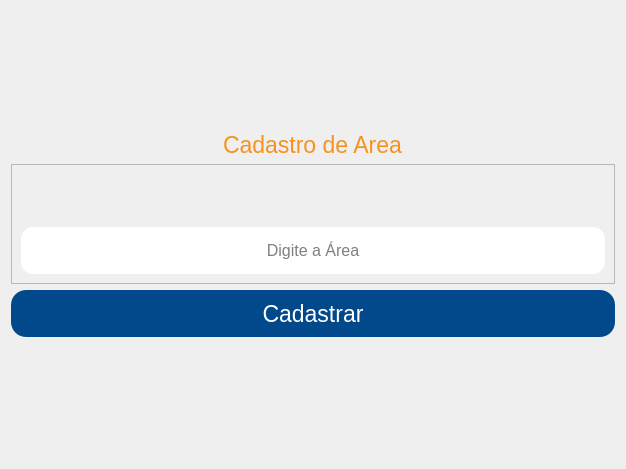
Senac-SOR-ADS/Mapa-de-Sala, file App/view/ui/cadastroArea.ui: the form before one commit.
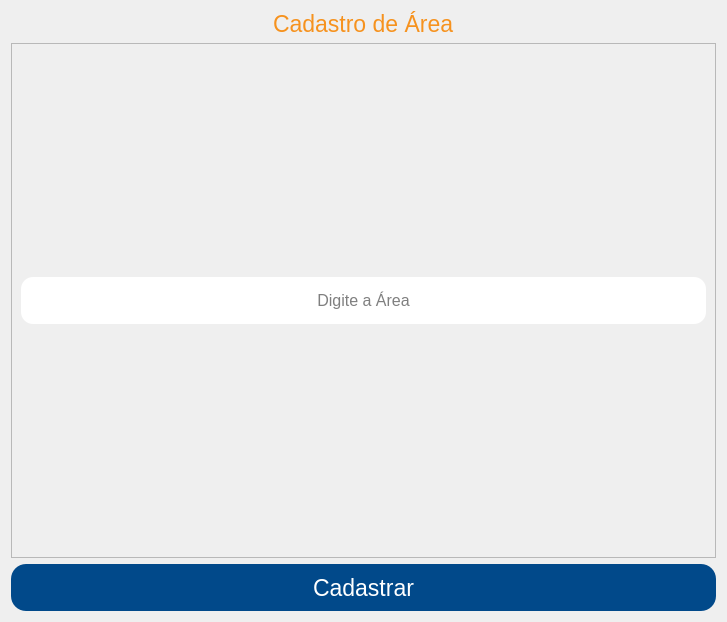
The form after the commit.

Commit message:
alteração nos layouts
novo padrão adicionado às telas para seguirem uma ordem ao serem estilizadas

Diff of the .ui file:
```diff
--- a/App/view/ui/cadastroArea.ui
+++ b/App/view/ui/cadastroArea.ui
@@ -6,10 +6,28 @@
    <rect>
     <x>0</x>
     <y>0</y>
-    <width>626</width>
-    <height>469</height>
+    <width>727</width>
+    <height>622</height>
    </rect>
   </property>
+  <property name="sizePolicy">
+   <sizepolicy hsizetype="Fixed" vsizetype="Fixed">
+    <horstretch>0</horstretch>
+    <verstretch>0</verstretch>
+   </sizepolicy>
+  </property>
+  <property name="minimumSize">
+   <size>
+    <width>727</width>
+    <height>622</height>
+   </size>
+  </property>
+  <property name="maximumSize">
+   <size>
+    <width>727</width>
+    <height>622</height>
+   </size>
+  </property>
   <property name="windowTitle">
    <string>Form</string>
   </property>
@@ -42,37 +60,22 @@
 }</string>
   </property>
   <layout class="QVBoxLayout" name="verticalLayout_2">
-   <item>
-    <spacer name="verticalSpacer">
-     <property name="orientation">
-      <enum>Qt::Vertical</enum>
-     </property>
-     <property name="sizeHint" stdset="0">
-      <size>
-       <width>20</width>
-       <height>40</height>
-      </size>
-     </property>
-    </spacer>
-   </item>
    <item alignment="Qt::AlignHCenter|Qt::AlignTop">
     <widget class="QLabel" name="titulo">
      <property name="font">
       <font>
        <pointsize>17</pointsize>
-       <weight>50</weight>
-       <bold>false</bold>
       </font>
      </property>
      <property name="text">
-      <string>Cadastro de Area</string>
+      <string>Cadastro de Área</string>
      </property>
     </widget>
    </item>
    <item>
     <widget class="QFrame" name="frame">
      <property name="sizePolicy">
-      <sizepolicy hsizetype="Preferred" vsizetype="Expanding">
+      <sizepolicy hsizetype="Expanding" vsizetype="Expanding">
        <horstretch>0</horstretch>
        <verstretch>0</verstretch>
       </sizepolicy>
@@ -84,21 +87,14 @@
       <enum>QFrame::Raised</enum>
      </property>
      <layout class="QVBoxLayout" name="verticalLayout">
-      <item>
-       <spacer name="verticalSpacer_2">
-        <property name="orientation">
-         <enum>Qt::Vertical</enum>
-        </property>
-        <property name="sizeHint" stdset="0">
-         <size>
-          <width>20</width>
-          <height>40</height>
-         </size>
-        </property>
-       </spacer>
-      </item>
       <item>
        <widget class="QLineEdit" name="cadastrarArea">
+        <property name="sizePolicy">
+         <sizepolicy hsizetype="Expanding" vsizetype="Fixed">
+          <horstretch>0</horstretch>
+          <verstretch>0</verstretch>
+         </sizepolicy>
+        </property>
         <property name="minimumSize">
          <size>
           <width>0</width>
@@ -113,9 +109,6 @@
         <property name="alignment">
          <set>Qt::AlignCenter</set>
         </property>
-        <property name="readOnly">
-         <bool>false</bool>
-        </property>
         <property name="placeholderText">
          <string>Digite a Área</string>
         </property>
@@ -126,6 +119,12 @@
    </item>
    <item>
     <widget class="QPushButton" name="btnCadastrarArea">
+     <property name="sizePolicy">
+      <sizepolicy hsizetype="Expanding" vsizetype="Fixed">
+       <horstretch>0</horstretch>
+       <verstretch>0</verstretch>
+      </sizepolicy>
+     </property>
      <property name="minimumSize">
       <size>
        <width>0</width>
@@ -142,19 +141,6 @@
      </property>
     </widget>
    </item>
-   <item>
-    <spacer name="verticalSpacer_3">
-     <property name="orientation">
-      <enum>Qt::Vertical</enum>
-     </property>
-     <property name="sizeHint" stdset="0">
-      <size>
-       <width>20</width>
-       <height>40</height>
-      </size>
-     </property>
-    </spacer>
-   </item>
   </layout>
  </widget>
  <tabstops>
```
Left out of the diff: 9 changed lines with no effect on the pictures. The commit also changes 5 other files.
